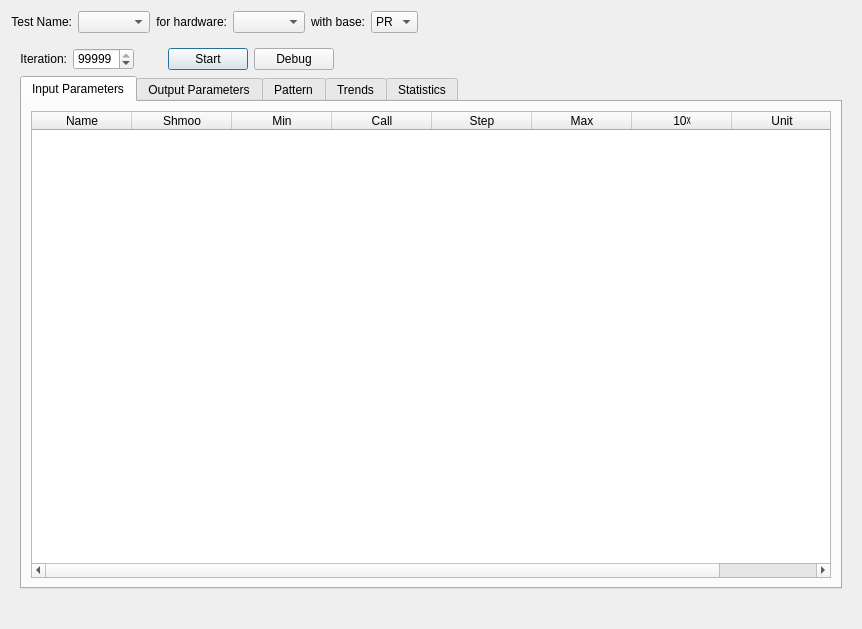
Qt form src/ATE_spyder/ate_spyder_test_runner/widgets/main_widget.ui (Semi-ATE/Semi-ATE) before a commit.
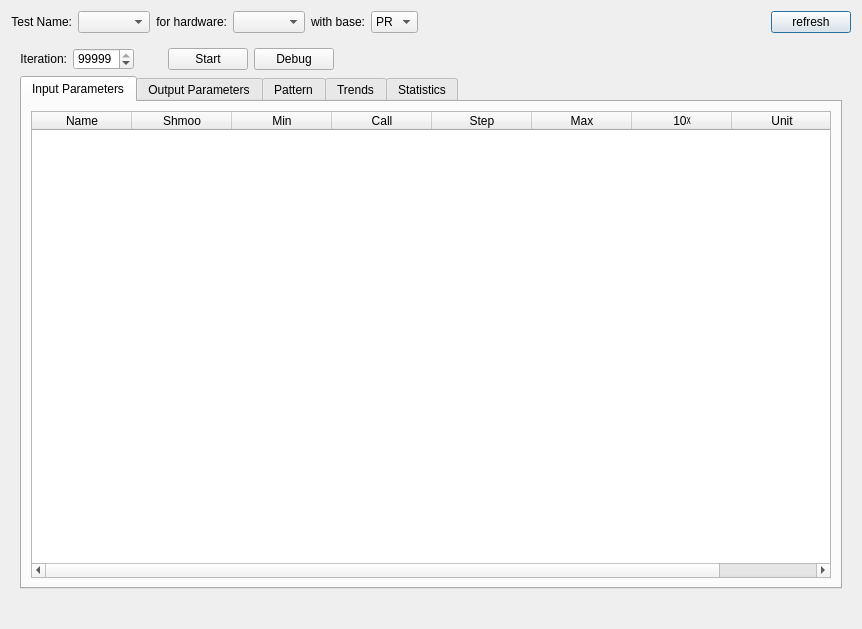
The same form after that commit.

Commit message:
#272 refresh test configuration
* add tooltip
* make sure that test update are reflected inside the plugin

```diff
--- a/src/ATE_spyder/ate_spyder_test_runner/widgets/main_widget.ui
+++ b/src/ATE_spyder/ate_spyder_test_runner/widgets/main_widget.ui
@@ -106,6 +106,13 @@
          </property>
         </spacer>
        </item>
+       <item>
+        <widget class="QPushButton" name="refresh_button">
+         <property name="text">
+          <string>refresh</string>
+         </property>
+        </widget>
+       </item>
       </layout>
      </item>
      <item>
```
The commit also changes 1 other file.
